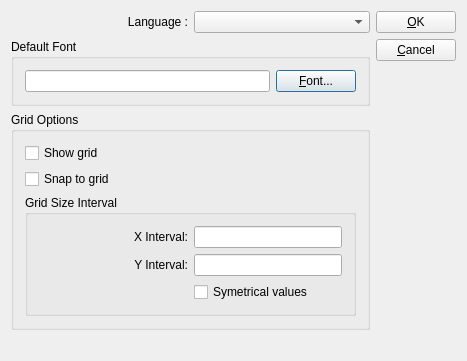
Qt form OpenRPT/wrtembed/editpreferences.ui (mmicr001/openrpt) before a commit.
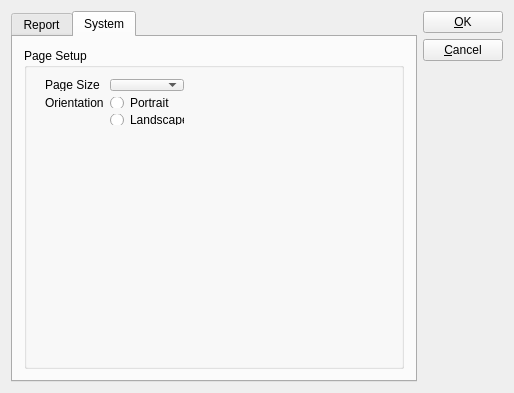
The same form after that commit.

Commit message: Created system preferences tab, save preferences using QSettings

The edit to the form file:
```diff
--- a/OpenRPT/wrtembed/editpreferences.ui
+++ b/OpenRPT/wrtembed/editpreferences.ui
@@ -17,13 +17,13 @@
  * Foundation, Inc., 59 Temple Place, Suite 330, Boston, MA 02111-1307 USA
  * Please contact info@openmfg.com with any questions on this license.</comment>
  <class>EditPreferences</class>
- <widget class="QDialog" name="EditPreferences" >
-  <property name="geometry" >
+ <widget class="QDialog" name="EditPreferences">
+  <property name="geometry">
    <rect>
     <x>0</x>
     <y>0</y>
-    <width>462</width>
-    <height>361</height>
+    <width>514</width>
+    <height>370</height>
    </rect>
   </property>
   <property name="sizePolicy" >
@@ -37,17 +37,40 @@
   </property>
   <layout class="QHBoxLayout" >
    <item>
-    <layout class="QVBoxLayout" >
-     <property name="spacing" >
-      <number>0</number>
+    <widget class="QTabWidget" name="_tab">
+     <property name="sizePolicy">
+      <sizepolicy hsizetype="Expanding" vsizetype="Expanding">
+       <horstretch>100</horstretch>
+       <verstretch>100</verstretch>
+      </sizepolicy>
      </property>
+     <property name="tabShape">
+      <enum>QTabWidget::Rounded</enum>
+     </property>
+     <property name="currentIndex">
+      <number>1</number>
+     </property>
+     <property name="documentMode">
+      <bool>false</bool>
+     </property>
+     <property name="tabsClosable">
+      <bool>false</bool>
+     </property>
+     <property name="movable">
+      <bool>false</bool>
+     </property>
+     <widget class="QWidget" name="_reportTab">
+      <attribute name="title">
+       <string>Report</string>
+      </attribute>
+      <layout class="QGridLayout" name="gridLayout">
+       <item row="0" column="0">
+        <layout class="QVBoxLayout">
      <item>
-      <layout class="QVBoxLayout" >
+          <layout class="QHBoxLayout">
        <item>
-        <layout class="QHBoxLayout" >
-         <item>
-          <widget class="QLabel" name="label" >
-           <property name="text" >
+            <widget class="QLabel" name="label">
+             <property name="text">
             <string>Language :</string>
            </property>
            <property name="alignment" >
@@ -59,34 +82,47 @@
           </widget>
          </item>
          <item>
-          <widget class="QComboBox" name="_cbLanguage" />
+            <widget class="QComboBox" name="_cbLanguage"/>
+           </item>
+           <item>
+            <spacer name="horizontalSpacer">
+             <property name="orientation">
+              <enum>Qt::Horizontal</enum>
+             </property>
+             <property name="sizeHint" stdset="0">
+              <size>
+               <width>40</width>
+               <height>20</height>
+              </size>
+             </property>
+            </spacer>
          </item>
         </layout>
        </item>
        <item>
-        <widget class="QGroupBox" name="_bgDefaultFont" >
-         <property name="title" >
+          <widget class="QGroupBox" name="_bgDefaultFont">
+           <property name="title">
           <string>Default Font</string>
          </property>
-         <layout class="QHBoxLayout" >
-          <property name="spacing" >
+           <layout class="QHBoxLayout">
+            <property name="spacing">
            <number>6</number>
           </property>
-          <property name="leftMargin" >
+            <property name="leftMargin">
            <number>11</number>
           </property>
-          <property name="topMargin" >
+            <property name="topMargin">
            <number>11</number>
           </property>
-          <property name="rightMargin" >
+            <property name="rightMargin">
            <number>11</number>
           </property>
-          <property name="bottomMargin" >
+            <property name="bottomMargin">
            <number>11</number>
           </property>
           <item>
-           <widget class="QLineEdit" name="_leDefaultFont" >
-            <property name="frame" >
+             <widget class="QLineEdit" name="_leDefaultFont">
+              <property name="frame">
              <bool>true</bool>
             </property>
             <property name="readOnly" >
@@ -95,8 +131,8 @@
            </widget>
           </item>
           <item>
-           <widget class="QPushButton" name="_btnChangeFont" >
-            <property name="text" >
+             <widget class="QPushButton" name="_btnChangeFont">
+              <property name="text">
              <string>&amp;Font...</string>
             </property>
            </widget>
@@ -105,12 +141,12 @@
         </widget>
        </item>
        <item>
-        <widget class="QGroupBox" name="_gbGridOptions" >
-         <property name="title" >
+          <widget class="QGroupBox" name="_gbGridOptions">
+           <property name="title">
           <string>Grid Options</string>
          </property>
-         <layout class="QVBoxLayout" >
-          <property name="spacing" >
+           <layout class="QVBoxLayout">
+            <property name="spacing">
            <number>6</number>
           </property>
           <property name="leftMargin" >
@@ -126,23 +162,23 @@
            <number>11</number>
           </property>
           <item>
-           <widget class="QCheckBox" name="_cbShowGrid" >
-            <property name="text" >
+             <widget class="QCheckBox" name="_cbShowGrid">
+              <property name="text">
              <string>Show grid</string>
             </property>
            </widget>
           </item>
           <item>
-           <widget class="QCheckBox" name="_cbSnapGrid" >
-            <property name="text" >
+             <widget class="QCheckBox" name="_cbSnapGrid">
+              <property name="text">
              <string>Snap to grid</string>
             </property>
            </widget>
           </item>
           <item>
-           <widget class="QGroupBox" name="_gbGridSize" >
-            <property name="sizePolicy" >
-             <sizepolicy vsizetype="MinimumExpanding" hsizetype="Preferred" >
+             <widget class="QGroupBox" name="_gbGridSize">
+              <property name="sizePolicy">
+               <sizepolicy hsizetype="Preferred" vsizetype="MinimumExpanding">
               <horstretch>0</horstretch>
               <verstretch>0</verstretch>
              </sizepolicy>
@@ -150,41 +186,48 @@
             <property name="title" >
              <string>Grid Size Interval</string>
             </property>
-            <layout class="QGridLayout" >
-             <property name="leftMargin" >
+              <layout class="QGridLayout">
+               <property name="leftMargin">
               <number>11</number>
              </property>
-             <property name="topMargin" >
+               <property name="topMargin">
               <number>11</number>
              </property>
-             <property name="rightMargin" >
+               <property name="rightMargin">
               <number>11</number>
              </property>
-             <property name="bottomMargin" >
+               <property name="bottomMargin">
               <number>11</number>
              </property>
-             <property name="horizontalSpacing" >
+               <property name="spacing">
               <number>6</number>
              </property>
-             <property name="verticalSpacing" >
-              <number>6</number>
-             </property>
-             <item row="0" column="0" >
-              <widget class="QLabel" name="_lblGridSizeX" >
-               <property name="text" >
-                <string>X Interval:</string>
-               </property>
-               <property name="alignment" >
-                <set>Qt::AlignRight|Qt::AlignTrailing|Qt::AlignVCenter</set>
-               </property>
-               <property name="buddy" >
-                <cstring>_leGridSizeX</cstring>
+               <item row="2" column="0">
+                <spacer>
+                 <property name="orientation">
+                  <enum>Qt::Horizontal</enum>
+                 </property>
+                 <property name="sizeType">
+                  <enum>QSizePolicy::MinimumExpanding</enum>
+                 </property>
+                 <property name="sizeHint" stdset="0">
+                  <size>
+                   <width>40</width>
+                   <height>20</height>
+                  </size>
+                 </property>
+                </spacer>
+               </item>
+               <item row="2" column="1">
+                <widget class="QCheckBox" name="_cbGridSymetrical">
+                 <property name="text">
+                  <string>Symetrical values</string>
                </property>
               </widget>
              </item>
-             <item row="1" column="0" >
-              <widget class="QLabel" name="_lblGridSizeY" >
-               <property name="text" >
+               <item row="1" column="0">
+                <widget class="QLabel" name="_lblGridSizeY">
+                 <property name="text">
                 <string>Y Interval:</string>
                </property>
                <property name="alignment" >
@@ -195,34 +238,24 @@
                </property>
               </widget>
              </item>
-             <item row="0" column="1" >
-              <widget class="QLineEdit" name="_leGridSizeX" />
-             </item>
-             <item row="1" column="1" >
-              <widget class="QLineEdit" name="_leGridSizeY" />
-             </item>
-             <item row="2" column="1" >
-              <widget class="QCheckBox" name="_cbGridSymetrical" >
-               <property name="text" >
-                <string>Symetrical values</string>
-               </property>
-              </widget>
-             </item>
-             <item row="2" column="0" >
-              <spacer>
-               <property name="orientation" >
-                <enum>Qt::Horizontal</enum>
-               </property>
-               <property name="sizeType" >
-                <enum>QSizePolicy::MinimumExpanding</enum>
-               </property>
-               <property name="sizeHint" >
-                <size>
-                 <width>40</width>
-                 <height>20</height>
-                </size>
-               </property>
-              </spacer>
+               <item row="0" column="1">
+                <widget class="QLineEdit" name="_leGridSizeX"/>
+               </item>
+               <item row="1" column="1">
+                <widget class="QLineEdit" name="_leGridSizeY"/>
+               </item>
+               <item row="0" column="0">
+                <widget class="QLabel" name="_lblGridSizeX">
+                 <property name="text">
+                  <string>X Interval:</string>
+                 </property>
+                 <property name="alignment">
+                  <set>Qt::AlignRight|Qt::AlignTrailing|Qt::AlignVCenter</set>
+                 </property>
+                 <property name="buddy">
+                  <cstring>_leGridSizeX</cstring>
+                 </property>
+                </widget>
              </item>
             </layout>
            </widget>
@@ -232,64 +265,117 @@
        </item>
       </layout>
      </item>
+      </layout>
+     </widget>
+     <widget class="QWidget" name="_systemTab">
+      <attribute name="title">
+       <string>System</string>
+      </attribute>
+      <layout class="QGridLayout" name="gridLayout_2">
+       <item row="0" column="0">
+        <layout class="QVBoxLayout" name="verticalLayout">
      <item>
-      <spacer>
-       <property name="orientation" >
-        <enum>Qt::Vertical</enum>
-       </property>
-       <property name="sizeType" >
-        <enum>QSizePolicy::Expanding</enum>
-       </property>
-       <property name="sizeHint" >
-        <size>
-         <width>359</width>
-         <height>16</height>
-        </size>
-       </property>
-      </spacer>
-     </item>
-    </layout>
-   </item>
+          <widget class="QGroupBox" name="_gbPageSetup">
+           <property name="title">
+            <string>Page Setup</string>
+           </property>
+           <widget class="QWidget" name="horizontalLayoutWidget">
+            <property name="geometry">
+             <rect>
+              <x>10</x>
+              <y>20</y>
+              <width>161</width>
+              <height>68</height>
+             </rect>
+            </property>
+            <layout class="QGridLayout" name="gridLayout_3">
+             <item row="1" column="1">
+              <widget class="QRadioButton" name="_rbPortrait">
+               <property name="text">
+                <string>Portrait</string>
+               </property>
+              </widget>
+             </item>
+             <item row="0" column="1">
+              <widget class="QComboBox" name="_cbPageSize"/>
+             </item>
+             <item row="0" column="0">
+              <widget class="QLabel" name="_lbSize">
+               <property name="text">
+                <string>Page Size</string>
+               </property>
+              </widget>
+             </item>
+             <item row="1" column="0">
+              <widget class="QLabel" name="_lbOrientation">
+               <property name="text">
+                <string>Orientation</string>
+               </property>
+              </widget>
+             </item>
+             <item row="2" column="1">
+              <widget class="QRadioButton" name="_rbLandscape">
+               <property name="text">
+                <string>Landscape</string>
+               </property>
+               <property name="checkable">
+                <bool>true</bool>
+               </property>
+               <property name="checked">
+                <bool>false</bool>
+               </property>
+              </widget>
+             </item>
+            </layout>
+           </widget>
+          </widget>
+         </item>
+        </layout>
+       </item>
+      </layout>
+     </widget>
+    </widget>
+   </item>
    <item>
-    <layout class="QVBoxLayout" >
-     <property name="spacing" >
+    <layout class="QVBoxLayout">
+     <property name="spacing">
       <number>6</number>
      </property>
-     <property name="leftMargin" >
+     <property name="leftMargin">
       <number>0</number>
      </property>
-     <property name="topMargin" >
+     <property name="topMargin">
       <number>0</number>
      </property>
-     <property name="rightMargin" >
+     <property name="rightMargin">
       <number>0</number>
      </property>
-     <property name="bottomMargin" >
+     <property name="bottomMargin">
       <number>0</number>
      </property>
      <item>
-      <widget class="QPushButton" name="_btnOk" >
-       <property name="text" >
+      <widget class="QPushButton" name="_btnOk">
+       <property name="text">
         <string>&amp;OK</string>
        </property>
       </widget>
      </item>
      <item>
-      <widget class="QPushButton" name="_btnCancel" >
-       <property name="text" >
+      <widget class="QPushButton" name="_btnCancel">
+       <property name="text">
         <string>&amp;Cancel</string>
        </property>
       </widget>
      </item>
      <item>
       <spacer>
-       <property name="orientation" >
+       <property name="orientation">
         <enum>Qt::Vertical</enum>
        </property>
-       <property name="sizeType" >
+       <property name="sizeType">
         <enum>QSizePolicy::Expanding</enum>
        </property>
-       <property name="sizeHint" >
+       <property name="sizeHint" stdset="0">
         <size>
          <width>20</width>
          <height>40</height>
@@ -301,7 +387,7 @@
    </item>
   </layout>
  </widget>
- <layoutdefault spacing="6" margin="11" />
+ <layoutdefault spacing="6" margin="11"/>
  <resources/>
  <connections>
   <connection>
```
Left out of the diff: 47 changed lines with no effect on the pictures. Lines whose indentation alone changed are shown as unchanged. The commit also changes 5 other files.
